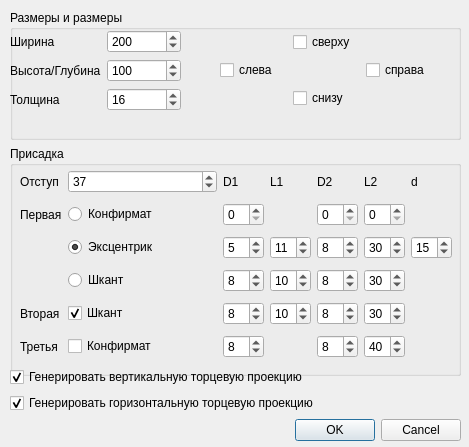
Before: the Qt Designer form MyFurnitureCutCreator.ui in shsmad/qcad-furniture-cut-helper, drawn with Qt 5.
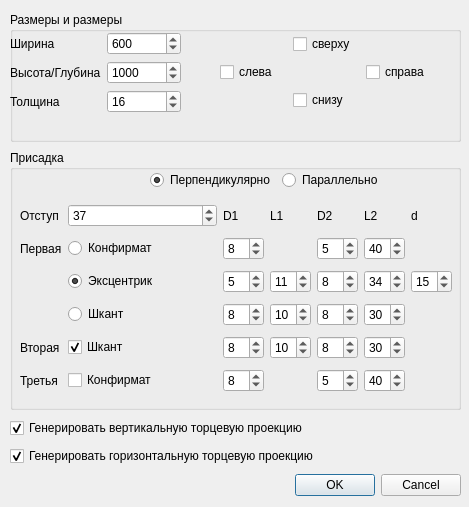
After: the same form once the commit is applied.

Commit message: присадки основной проекции

```diff
--- a/MyFurnitureCutCreator.ui
+++ b/MyFurnitureCutCreator.ui
@@ -10,7 +10,7 @@
     <x>0</x>
     <y>0</y>
     <width>469</width>
-    <height>447</height>
+    <height>507</height>
    </rect>
   </property>
   <property name="minimumSize">
@@ -28,10 +28,10 @@
      <x>10</x>
      <y>10</y>
      <width>451</width>
-     <height>431</height>
+     <height>491</height>
     </rect>
    </property>
-   <layout class="QVBoxLayout" name="verticalLayout" stretch="0,0,0,0">
+   <layout class="QVBoxLayout" name="verticalLayout" stretch="0,0,0,0,0">
     <property name="sizeConstraint">
      <enum>QLayout::SetDefaultConstraint</enum>
     </property>
@@ -89,7 +89,7 @@
            <number>3000</number>
           </property>
           <property name="value">
-           <number>200</number>
+           <number>600</number>
           </property>
          </widget>
         </item>
@@ -99,7 +99,7 @@
            <number>3000</number>
           </property>
           <property name="value">
-           <number>100</number>
+           <number>1000</number>
           </property>
          </widget>
         </item>
@@ -171,7 +171,7 @@
       <property name="minimumSize">
        <size>
         <width>0</width>
-        <height>230</height>
+        <height>260</height>
        </size>
       </property>
       <property name="title">
@@ -181,7 +181,7 @@
        <property name="geometry">
         <rect>
          <x>10</x>
-         <y>20</y>
+         <y>50</y>
          <width>432</width>
          <height>200</height>
         </rect>
@@ -218,7 +218,7 @@
         <item row="2" column="5">
          <widget class="QSpinBox" name="spHole1El2">
           <property name="value">
-           <number>30</number>
+           <number>34</number>
           </property>
          </widget>
         </item>
@@ -256,7 +256,11 @@
          </widget>
         </item>
         <item row="1" column="2">
-         <widget class="QSpinBox" name="spHole1Kd1"/>
+         <widget class="QSpinBox" name="spHole1Kd1">
+          <property name="value">
+           <number>8</number>
+          </property>
+         </widget>
         </item>
         <item row="4" column="2">
          <widget class="QSpinBox" name="spHole2Sd1">
@@ -317,7 +321,7 @@
         <item row="5" column="4">
          <widget class="QSpinBox" name="spHole3Kd2">
           <property name="value">
-           <number>8</number>
+           <number>5</number>
           </property>
          </widget>
         </item>
@@ -350,7 +354,11 @@
          </widget>
         </item>
         <item row="1" column="5">
-         <widget class="QSpinBox" name="spHole1Kl2"/>
+         <widget class="QSpinBox" name="spHole1Kl2">
+          <property name="value">
+           <number>40</number>
+          </property>
+         </widget>
         </item>
         <item row="5" column="5">
          <widget class="QSpinBox" name="spHole3Kl2">
@@ -402,7 +410,11 @@
          </widget>
         </item>
         <item row="1" column="4">
-         <widget class="QSpinBox" name="spHole1Kd2"/>
+         <widget class="QSpinBox" name="spHole1Kd2">
+          <property name="value">
+           <number>5</number>
+          </property>
+         </widget>
         </item>
         <item row="0" column="4">
          <widget class="QLabel" name="label_10">
@@ -427,6 +439,38 @@
         </item>
        </layout>
       </widget>
+      <widget class="QWidget" name="horizontalLayoutWidget">
+       <property name="geometry">
+        <rect>
+         <x>140</x>
+         <y>19</y>
+         <width>247</width>
+         <height>22</height>
+        </rect>
+       </property>
+       <layout class="QHBoxLayout" name="horizontalLayout">
+        <item>
+         <widget class="QRadioButton" name="rbHolePerpendicular">
+          <property name="text">
+           <string>Перпендикулярно</string>
+          </property>
+          <property name="checked">
+           <bool>true</bool>
+          </property>
+          <property name="autoExclusive">
+           <bool>true</bool>
+          </property>
+         </widget>
+        </item>
+        <item>
+         <widget class="QRadioButton" name="rbHoleParallel">
+          <property name="text">
+           <string>Параллельно</string>
+          </property>
+         </widget>
+        </item>
+       </layout>
+      </widget>
      </widget>
     </item>
     <item>
```
Left out of the diff: 16 changed lines with no effect on the pictures. The commit also changes 2 other files.
